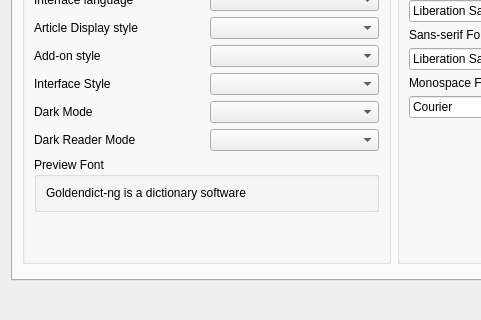
Above: src/ui/preferences.ui from xiaoyifang/goldendict-ng before the change; both pictures show x 0 to 481 and y 410 to 730 of the 788 by 730 pixel window. Below: the same form after it.
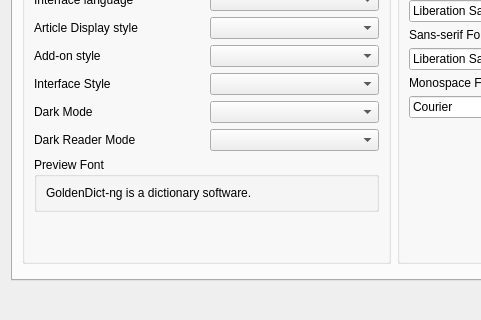
That is the form after the change. Icons and pictures are not drawn. Custom widgets are drawn as their Qt base class.

Patch:
```diff
--- a/src/ui/preferences.ui
+++ b/src/ui/preferences.ui
@@ -470,7 +470,7 @@
                <item>
                 <widget class="QLabel" name="previewFont">
                  <property name="text">
-                  <string>Goldendict-ng is a dictionary software</string>
+                  <string>GoldenDict-ng is a dictionary software.</string>
                  </property>
                  <property name="wordWrap">
                   <bool>true</bool>
```
